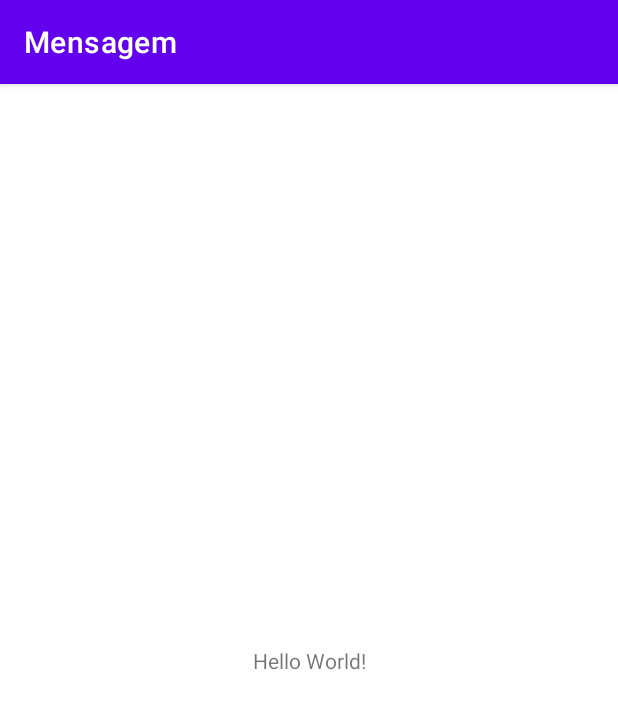
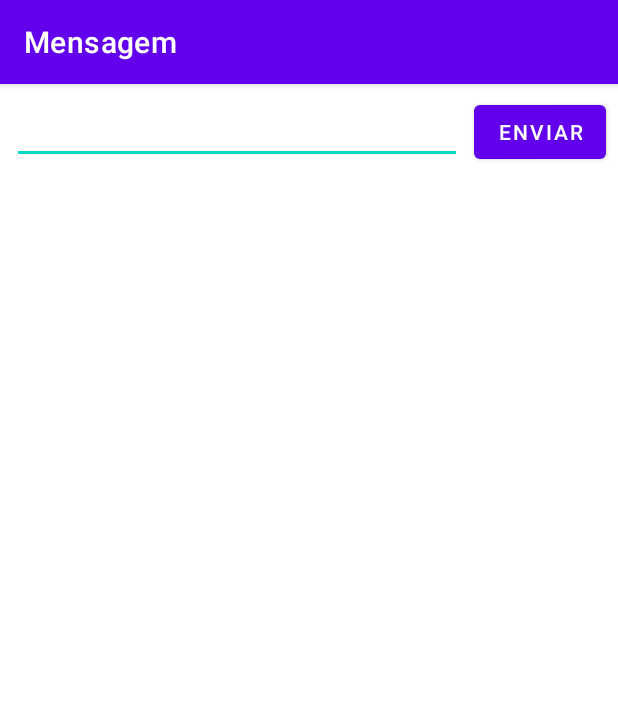
Before and after one commit to tiagosantooz/Mensagem, an Android app: the screen it shows after launch (MainActivity), on a phone screen of 412 x 824 dp. Shown: the top 709 px of the screen. Run offline under Robolectric (Android 15) with nearby library versions, the phone set to English and light mode, and no system bars.

Commit message:
Criado interface da atividade principal

```diff
--- a/app/src/main/res/layout/activity_main.xml
+++ b/app/src/main/res/layout/activity_main.xml
@@ -6,13 +6,28 @@
     android:layout_height="match_parent"
     tools:context=".MainActivity">
 
-    <TextView
+    <EditText
+        android:id="@+id/editTextTextPersonName"
+        android:layout_width="0dp"
+        android:layout_height="wrap_content"
+        android:layout_marginStart="8dp"
+        android:layout_marginLeft="8dp"
+        android:layout_marginTop="8dp"
+        android:layout_marginEnd="8dp"
+        android:layout_marginRight="8dp"
+        android:ems="10"
+        android:inputType="textPersonName"
+        app:layout_constraintEnd_toStartOf="@+id/button"
+        app:layout_constraintStart_toStartOf="parent"
+        app:layout_constraintTop_toTopOf="parent" />
+
+    <Button
+        android:id="@+id/button"
         android:layout_width="wrap_content"
         android:layout_height="wrap_content"
-        android:text="Hello World!"
-        app:layout_constraintBottom_toBottomOf="parent"
-        app:layout_constraintLeft_toLeftOf="parent"
-        app:layout_constraintRight_toRightOf="parent"
-        app:layout_constraintTop_toTopOf="parent" />
-
+        android:layout_marginEnd="8dp"
+        android:layout_marginRight="8dp"
+        android:text="Enviar"
+        app:layout_constraintBaseline_toBaselineOf="@+id/editTextTextPersonName"
+        app:layout_constraintEnd_toEndOf="parent" />
 </androidx.constraintlayout.widget.ConstraintLayout>
```
